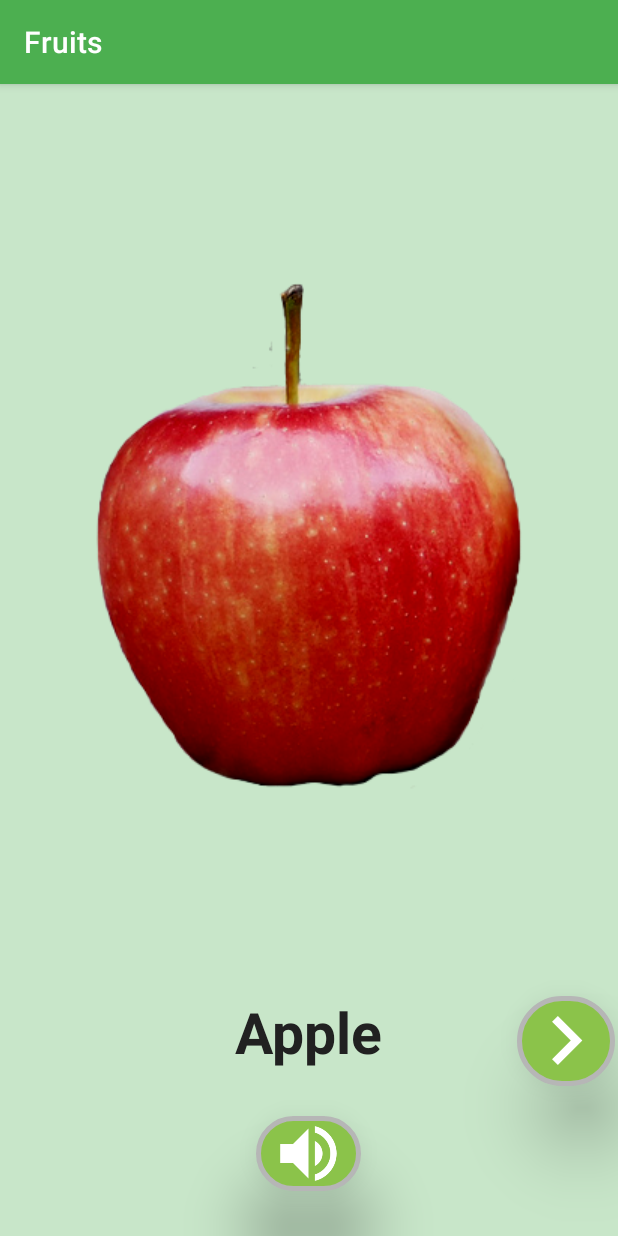
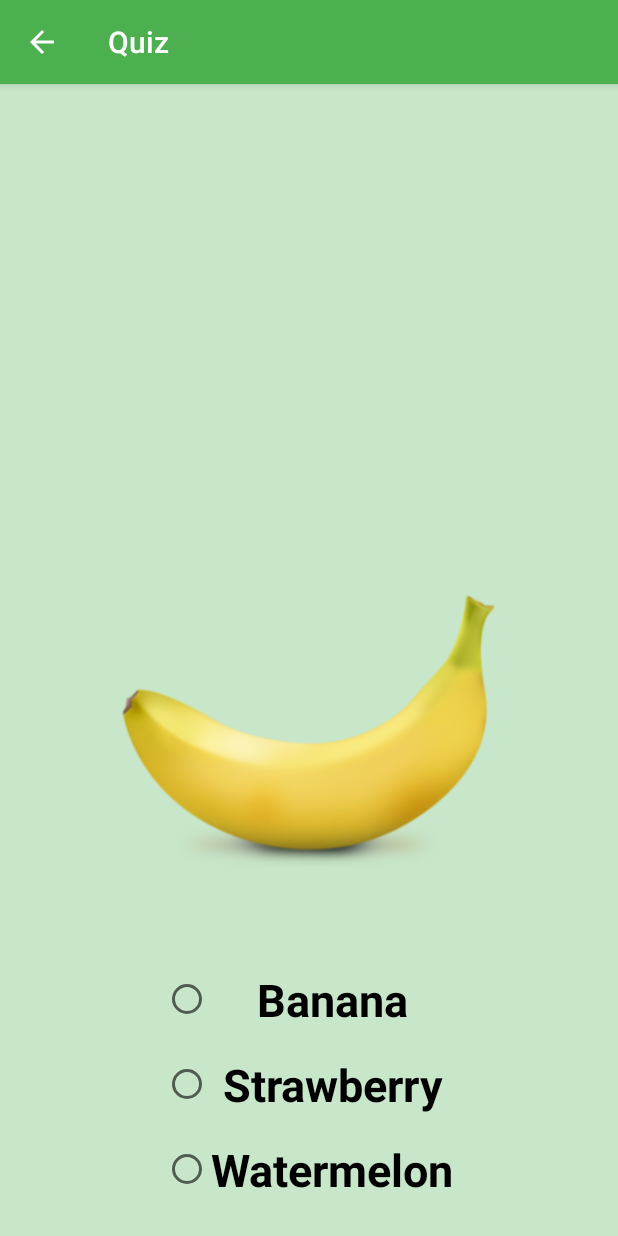
Before and after one commit to dardanbekteshi/e_learning, an Android app: the ThingsActivity screen opened directly, with no data from a screen before it, after a tap on an icon or button, on a phone screen of 412 x 824 dp. Run offline under Robolectric (Android 15) with nearby library versions, the phone set to English and light mode, and no system bars.

Commit message:
* added quiz design and Activity

```diff
--- a/app/src/main/java/com/example/dardan/elearning/CategoriesActivity.java
+++ b/app/src/main/java/com/example/dardan/elearning/CategoriesActivity.java
@@ -74,7 +74,7 @@ public class CategoriesActivity extends AppCompatActivity implements AdapterView
         foodCategory.addThing(new Thing(R.drawable.pizza, R.raw.pizza, "Pizza"));
         foodCategory.addThing(new Thing(R.drawable.sandwich, R.raw.sandwich, "Sandwich"));
         foodCategory.addThing(new Thing(R.drawable.sausage, R.raw.sausage, "Sausage"));
-        foodCategory.addThing(new Thing(R.drawable.watter, R.raw.watter, "Watter"));
+        foodCategory.addThing(new Thing(R.drawable.watter, R.raw.water, "Water"));
 
         colorsCategory.addThing(new Thing(R.drawable.blue, R.raw.blue, "Blue"));
         colorsCategory.addThing(new Thing(R.drawable.pink, R.raw.pink, "Pink"));
--- /dev/null
+++ b/app/src/main/java/com/example/dardan/elearning/QuizActivity.java
@@ -0,0 +1,152 @@
+package com.example.dardan.elearning;
+
+import android.content.Intent;
+import android.content.res.Resources;
+import android.os.Handler;
+import android.support.v7.app.AppCompatActivity;
+import android.os.Bundle;
+import android.util.Log;
+import android.util.TypedValue;
+import android.view.View;
+import android.widget.ImageView;
+import android.widget.RadioButton;
+import android.widget.RelativeLayout;
+import android.widget.Toast;
+
+import java.util.ArrayList;
+import java.util.Arrays;
+import java.util.HashSet;
+import java.util.Random;
+import java.util.Set;
+
+public class QuizActivity extends AppCompatActivity implements View.OnClickListener {
+    Category currentCategory;
+    ArrayList<Thing> things;
+    private ImageView mainPicture;
+    private RelativeLayout relativeLayout;
+    private RadioButton answer1;
+    private RadioButton answer2;
+    private RadioButton answer3;
+    private Thing thingAnswer;
+    private int highscore = 0;
+    private int nrOfQuestions = 0;
+
+    @Override
+    protected void onCreate(Bundle savedInstanceState) {
+        Intent intent = getIntent();//return the intent that started this activity
+        int position = intent.getIntExtra("position", 0);
+        currentCategory = CategoriesActivity.categories.get(position);
+        setTheme(currentCategory.theme);
+
+        super.onCreate(savedInstanceState);
+        setContentView(R.layout.activity_quiz);
+        getSupportActionBar().setDisplayHomeAsUpEnabled(true); // back button
+
+        things = currentCategory.getListOfThings();
+        relativeLayout = (RelativeLayout) findViewById(R.id.quizLayout);
+        mainPicture = (ImageView) findViewById(R.id.quizImage);
+        answer1 = (RadioButton) findViewById(R.id.answer1);
+        answer2 = (RadioButton) findViewById(R.id.answer2);
+        answer3 = (RadioButton) findViewById(R.id.answer3);
+
+        answer1.setOnClickListener(this);
+        answer2.setOnClickListener(this);
+        answer3.setOnClickListener(this);
+        updateResources();
+    }
+
+    @Override
+    public boolean onSupportNavigateUp() {
+        finish();
+        return true;
+    }
+
+    protected void updateResources() {
+        nrOfQuestions++;
+        if (nrOfQuestions > 5){
+            this.finish();
+        }
+        TypedValue typedValue = new TypedValue();
+        Resources.Theme theme = this.getTheme(); //gets the current Theme
+        theme.resolveAttribute(R.attr.colorPrimaryLight, typedValue, true); //merr vleren e atributit background - fillimisht duhet te deklarohet ne attrs.xml
+        int primaryLightColor = typedValue.data;
+        mainPicture.setBackgroundColor(primaryLightColor);
+        relativeLayout.setBackgroundColor(primaryLightColor);
+
+        Random r = new Random();
+        Set<Integer> set = new HashSet<>();
+        while (set.size() < 3) {
+            set.add(r.nextInt(things.size()));
+        }
+        // three random Thing indexes. e.g., [2, 6, 9] which may represent:
+        // [Apple, Mango, Pear]
+        Integer[] answers = set.toArray(new Integer[set.size()]);
+        // indexes [0, 1 , 2] to randomly fetch the Thing indexes:
+        // something like: [0-Apple, 1-Mango and 2-Pear]
+        ArrayList<Integer> indexes = new ArrayList<>(Arrays.asList(0, 1, 2));
+        //a random index to set the picture question:
+        // e.g., 1-Mango
+        int index = indexes.get(r.nextInt(indexes.size()));
+        thingAnswer = things.get(answers[index]);
+        mainPicture.setImageResource(thingAnswer.getImage());
+
+        setRandomAnswer(answer1, indexes, answers);
+        setRandomAnswer(answer2, indexes, answers);
+        setRandomAnswer(answer3, indexes, answers);
+    }
+
+    private void setRandomAnswer(RadioButton button, ArrayList<Integer> indexes, Integer[] answers) {
+        // params:
+        // e.g., indexes = [0, 1, 2]
+        // e.g., answers [2, 6, 9]
+        Random r = new Random();
+        // random index from [0, 1, 2]. e.g., 1-Mango
+        int index = indexes.get(r.nextInt(indexes.size()));
+        // e.g., remove the index 1 so Mango won't appear two times as answer
+        indexes.remove(Integer.valueOf(index));
+        // indexes = [0, 2]
+        button.setText(things.get(answers[index]).getText());
+    }
+
+
+    @Override
+    public void onClick(View v) {
+        switch (v.getId()) {
+            case R.id.answer1:
+                if (answer1.getText() == thingAnswer.getText()) {
+                    highscore++;
+                    Toast.makeText(this, "Correct! Well Done: " + highscore, Toast.LENGTH_SHORT).show();
+                } else {
+                    Toast.makeText(this, "Wrong answer!", Toast.LENGTH_SHORT).show();
+                }
+                break;
+            case R.id.answer2:
+                if (answer2.getText() == thingAnswer.getText()) {
+                    highscore++;
+                    Toast.makeText(this, "Correct! Well Done: " + highscore, Toast.LENGTH_SHORT).show();
+                } else {
+                    Toast.makeText(this, "Wrong answer!", Toast.LENGTH_SHORT).show();
+                }
+                break;
+            case R.id.answer3:
+                if (answer3.getText() == thingAnswer.getText()) {
+                    highscore++;
+                    Toast.makeText(this, "Correct! Well Done: " + highscore, Toast.LENGTH_SHORT).show();
+                } else {
+                    Toast.makeText(this, "Wrong answer!", Toast.LENGTH_SHORT).show();
+                }
+                break;
+        }
+        //wait 2 seconds before showing the next question
+        final Handler handler = new Handler();
+        handler.postDelayed(new Runnable() {
+            @Override
+            public void run() {
+                updateResources();
+            }
+        }, 2000);
+        answer1.setChecked(false);
+        answer2.setChecked(false);
+        answer3.setChecked(false);
+    }
+}
--- a/app/src/main/java/com/example/dardan/elearning/ThingsActivity.java
+++ b/app/src/main/java/com/example/dardan/elearning/ThingsActivity.java
@@ -1,5 +1,6 @@
 package com.example.dardan.elearning;
 
+import android.accounts.AccountManager;
 import android.content.Intent;
 import android.content.res.Resources;
 import android.graphics.drawable.GradientDrawable;
@@ -35,6 +36,8 @@ public class ThingsActivity extends AppCompatActivity implements View.OnClickLis
         super.onCreate(savedInstanceState);
         setContentView(R.layout.activity_things);
 
+        getSupportActionBar().setDisplayHomeAsUpEnabled(true);
+
         mainName = (TextView) findViewById(R.id.thingName);
         mainPicture = (ImageView) findViewById(R.id.thingImage);
         rightButton = (ImageButton) findViewById(R.id.buttonRightThing);
@@ -52,6 +55,12 @@ public class ThingsActivity extends AppCompatActivity implements View.OnClickLis
     }
 
     @Override
+    public boolean onSupportNavigateUp() {
+        finish();
+        return true;
+    }
+
+    @Override
     public void onClick(View v) {
         switch (v.getId()) {
             case R.id.buttonLeftThing:
@@ -63,7 +72,12 @@ public class ThingsActivity extends AppCompatActivity implements View.OnClickLis
                 updateResources();
                 break;
             case R.id.buttonAudioThing:
-                playSound();
+                //playSound();
+                Intent previousIntent = getIntent();
+                int position = previousIntent.getIntExtra("position", 0);
+                Intent intent = new Intent(this, QuizActivity.class);
+                intent.putExtra("position", position);
+                startActivity(intent);
                 break;
             case R.id.thingImage:
                 if (currentThing.hasNoise())
--- /dev/null
+++ b/app/src/main/res/layout/activity_quiz.xml
@@ -0,0 +1,71 @@
+<?xml version="1.0" encoding="utf-8"?>
+<RelativeLayout xmlns:android="http://schemas.android.com/apk/res/android"
+    xmlns:tools="http://schemas.android.com/tools"
+    android:id="@+id/quizLayout"
+    android:layout_width="match_parent"
+    android:layout_height="match_parent"
+    android:background="@color/primary_light"
+    android:paddingBottom="@dimen/activity_vertical_margin"
+    android:paddingLeft="@dimen/activity_horizontal_margin"
+    android:paddingRight="@dimen/activity_horizontal_margin"
+    android:paddingTop="@dimen/activity_vertical_margin"
+    tools:context="com.example.dardan.elearning.QuizActivity">
+
+    <ImageView
+        android:id="@+id/quizImage"
+        android:layout_width="match_parent"
+        android:layout_height="300dp"
+        android:layout_centerHorizontal="true"
+        android:layout_above="@+id/radioGroup"
+        android:background="@color/primary_light"
+        android:scaleType="centerInside"
+        android:src="@drawable/cherry" />
+
+    <RadioGroup
+        android:id="@+id/radioGroup"
+        android:layout_width="wrap_content"
+        android:layout_height="wrap_content"
+        android:layout_alignParentBottom="true"
+
+        android:layout_centerHorizontal="true">
+
+        <RadioButton
+            android:id="@+id/answer1"
+            android:layout_width="match_parent"
+            android:layout_height="wrap_content"
+
+            android:layout_margin="8dp"
+            android:padding="0dp"
+            android:text="Watermelon"
+            android:textAlignment="center"
+
+            android:textSize="30dp"
+            android:textStyle="bold" />
+
+        <RadioButton
+            android:id="@+id/answer2"
+            android:layout_width="match_parent"
+            android:layout_height="wrap_content"
+
+            android:layout_margin="8dp"
+            android:padding="0dp"
+            android:text="Banana"
+            android:textAlignment="center"
+            android:textSize="30dp"
+            android:textStyle="bold" />
+
+        <RadioButton
+            android:id="@+id/answer3"
+            android:layout_width="match_parent"
+            android:layout_height="wrap_content"
+
+            android:layout_margin="8dp"
+            android:padding="0dp"
+            android:text="Orange"
+            android:textAlignment="center"
+            android:textSize="30dp"
+            android:textStyle="bold" />
+
+
+    </RadioGroup>
+</RelativeLayout>
```
Also changed, not shown: app/src/main/AndroidManifest.xml (+14 -5 lines), 2 other files.
